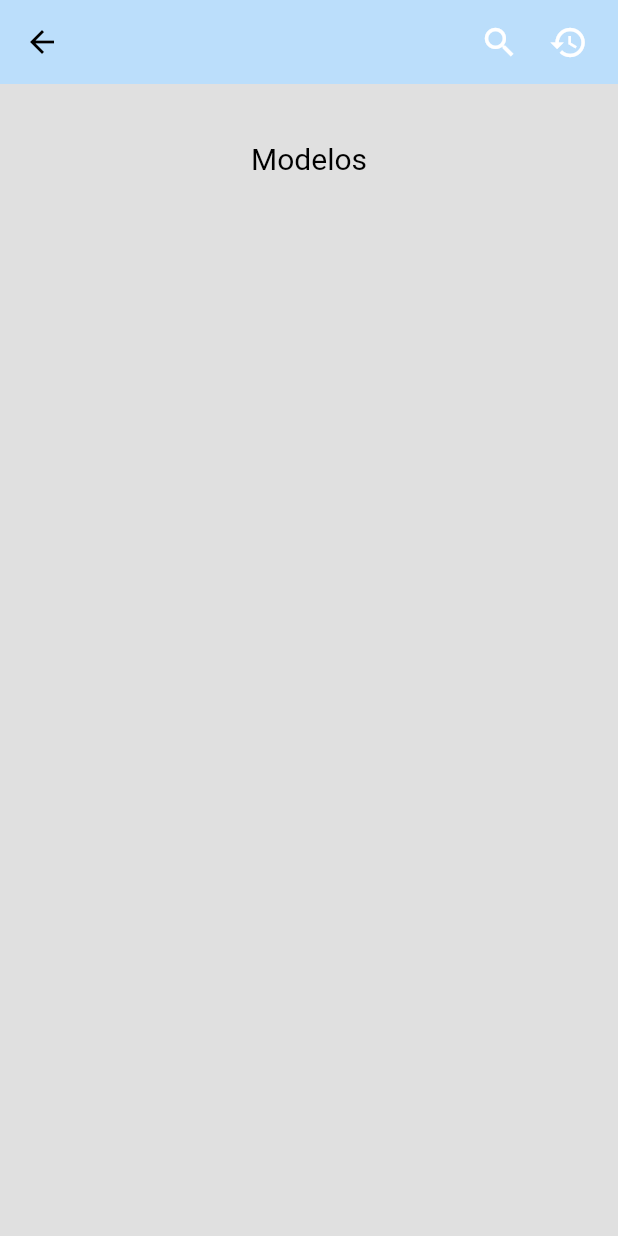
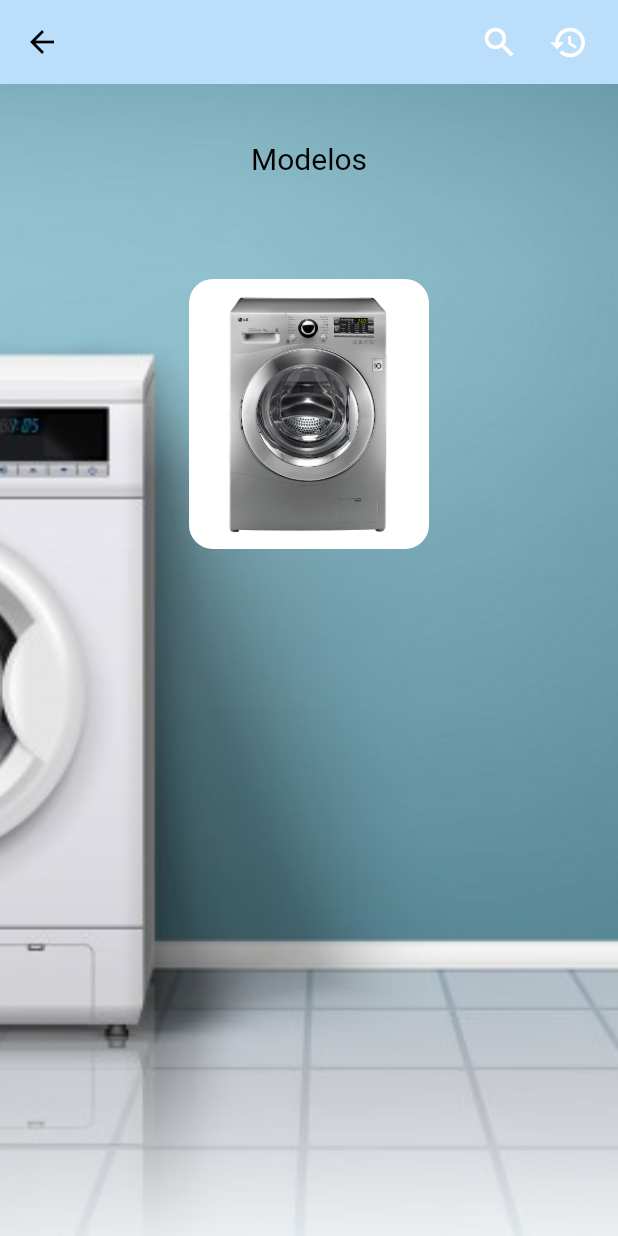
Before and after one commit to yvargasp1/washing-machine-rental, a Flutter app: the HomePage screen opened by its route, on a phone screen of 412 x 824 dp. Run offline on Flutter 3.47's test engine with Material 2 defaults, Android fonts, the light colour scheme and no system bars.

Commit message:
Home-image product

```diff
--- a/lib/src/pages/home_page.dart
+++ b/lib/src/pages/home_page.dart
@@ -7,72 +7,82 @@ import 'package:productos_app/src/widgets/widgets.dart';
 class HomePage extends StatelessWidget {
   @override
   Widget build(BuildContext context) {
-    return Scaffold(
+
+    return Stack(
+      children: [
+        BackgroundImage(),
+        Scaffold(
+      backgroundColor: Colors.transparent,
       appBar: buildAppBar(context),
-      body:
-      SafeArea(child:
-      Column(
+      body: SafeArea(
+          child: Column(
         children: [
           Container(
             height: 100,
             child: Center(
-           child:
-          Text('Modelos',
-          style: TextStyle(fontSize: 20,
+              child: Text(
+                'Modelos',
+                style: TextStyle(
+                    fontSize: 20,
                     color: Colors.black,
-          decorationStyle: TextDecorationStyle.wavy
+                    decorationStyle: TextDecorationStyle.wavy),
               ),
             ),
           ),
-          )
+          SizedBox(
+            height: 30,
+          ),
+          Container(
+              height: 180,
+              width: 160,
+              decoration: BoxDecoration(
+                  color: products[0].color,
+                  borderRadius: BorderRadius.circular(16)),
+              child: Image(image: AssetImage(products[0].image)))
+        ],
+      )),
+    ),
+      ],
+    );
 
-        ],
-      )
-      )
-      ,
-    );
+
   }
 
-  AppBar buildAppBar(context){
+  AppBar buildAppBar(context) {
     return AppBar(
       backgroundColor: Colors.blue[100],
       leading: GestureDetector(
-          onTap: (){
-           Navigator.push( context,
-           MaterialPageRoute(
-           builder: (context) => RegisterPage()));
-
+        onTap: () {
+          Navigator.push(
+              context, MaterialPageRoute(builder: (context) => RegisterPage()));
         },
         child: Icon(
           Icons.arrow_back,
           color: Colors.black,
         ),
       ),
-        actions:<Widget> [
-          Padding(padding:EdgeInsets.only(right: 20.0) ,
+      actions: <Widget>[
+        Padding(
+          padding: EdgeInsets.only(right: 20.0),
           child: GestureDetector(
-            onTap:(){},
+            onTap: () {},
             child: Icon(
               Icons.search,
               size: 26.0,
             ),
           ),
         ),
-          Padding(padding:EdgeInsets.only(right: 20.0) ,
+        Padding(
+          padding: EdgeInsets.only(right: 20.0),
           child: GestureDetector(
-            onTap:(){},
+            onTap: () {},
             child: Icon(
               Icons.history,
               size: 26.0,
             ),
           ),
         )
-
-
       ],
-
     );
-
   }
-
 }
```
Also changed, not shown: lib/src/models/products.dart (+5 -5 lines), assets/WM3700HVA_1.png (added), assets/washing1.png (added). Lines whose indentation alone changed are shown as unchanged.
